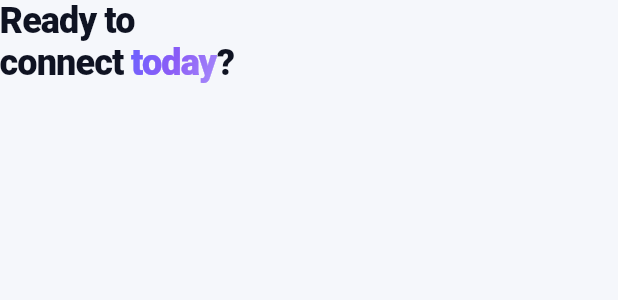
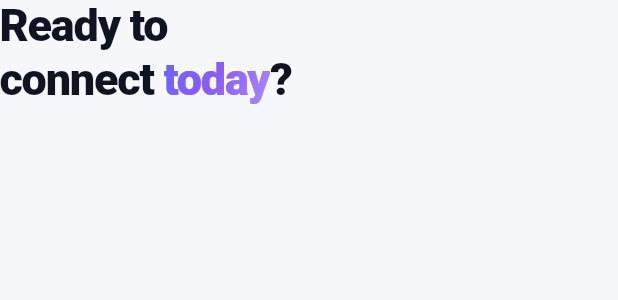
Before and after one commit to Tanmay-Girkar/mizdah, a Flutter app: the _HeroHeading widget shown alone on an empty page, opened directly, on a phone screen of 412 x 824 dp. Shown: the top 300 px of the screen. Run offline on Flutter 3.47's test engine with Material 3 defaults, Android fonts, the phone set to English and light mode, and no system bars; our stand-ins replace dio, emoji_picker_flutter, flutter_riverpod, flutter_secure_storage, go_router, google_sign_in and 6 more; missing offline and left inert: events2, flutter_webrtc, googleapis, h264_profile_level_id, sdp_transform; accounts and stored records are empty.

Commit message:
style(home): increase hero text + illustration size
Hero felt undersized relative to the cards beneath it. Bumped:
  • Hero container height: 168 → 220
  • Heading font size: 24 → 30, letter-spacing -0.6 → -0.8
  • Subtitle ("Collaborate · Meet · Achieve"): 12.5 → 15
  • Heading→subtitle spacing: 8 → 12
  • Illustration box: 130×168 → 170×220
  • Outer padding shifted (top 6→10, bottom 10→14, right 16→12)
    to give the larger illustration breathing room without
    pushing the action cards down too far

Same float animation, same gradient on "today", same asset path.
Just larger.

Co-Authored-By: Claude Opus 4.7 (1M context) <noreply@anthropic.com>

```diff
--- a/lib/features/home/presentation/home_screen.dart
+++ b/lib/features/home/presentation/home_screen.dart
@@ -367,9 +367,9 @@ class _Hero extends StatelessWidget {
   @override
   Widget build(BuildContext context) {
     return Padding(
-      padding: const EdgeInsets.fromLTRB(20, 6, 16, 10),
+      padding: const EdgeInsets.fromLTRB(20, 10, 12, 14),
       child: SizedBox(
-        height: 168,
+        height: 220,
         child: Row(
           crossAxisAlignment: CrossAxisAlignment.center,
           children: [
@@ -382,12 +382,12 @@ class _Hero extends StatelessWidget {
                   mainAxisAlignment: MainAxisAlignment.center,
                   children: const [
                     _HeroHeading(),
-                    SizedBox(height: 8),
+                    SizedBox(height: 12),
                     Text(
                       'Collaborate · Meet · Achieve',
                       style: TextStyle(
                         color: _Tokens.muted,
-                        fontSize: 12.5,
+                        fontSize: 15,
                         fontWeight: FontWeight.w500,
                         letterSpacing: 0.2,
                       ),
@@ -396,10 +396,10 @@ class _Hero extends StatelessWidget {
                 ),
               ),
             ),
-            // Glass blob illustration
+            // Hero illustration — sized up for more presence
             SizedBox(
-              width: 130,
-              height: 168,
+              width: 170,
+              height: 220,
               child: _BlobIllustration(floatCtrl: floatCtrl),
             ),
           ],
@@ -421,10 +421,10 @@ class _HeroHeading extends StatelessWidget {
       text: TextSpan(
         style: const TextStyle(
           color: _Tokens.ink,
-          fontSize: 24,
+          fontSize: 30,
           fontWeight: FontWeight.w800,
           height: 1.15,
-          letterSpacing: -0.6,
+          letterSpacing: -0.8,
         ),
         children: [
           const TextSpan(text: 'Ready to\nconnect '),
@@ -438,10 +438,10 @@ class _HeroHeading extends StatelessWidget {
                 'today',
                 style: TextStyle(
                   color: Colors.white,
-                  fontSize: 24,
+                  fontSize: 30,
                   fontWeight: FontWeight.w800,
                   height: 1.15,
-                  letterSpacing: -0.6,
+                  letterSpacing: -0.8,
                 ),
               ),
             ),
```
